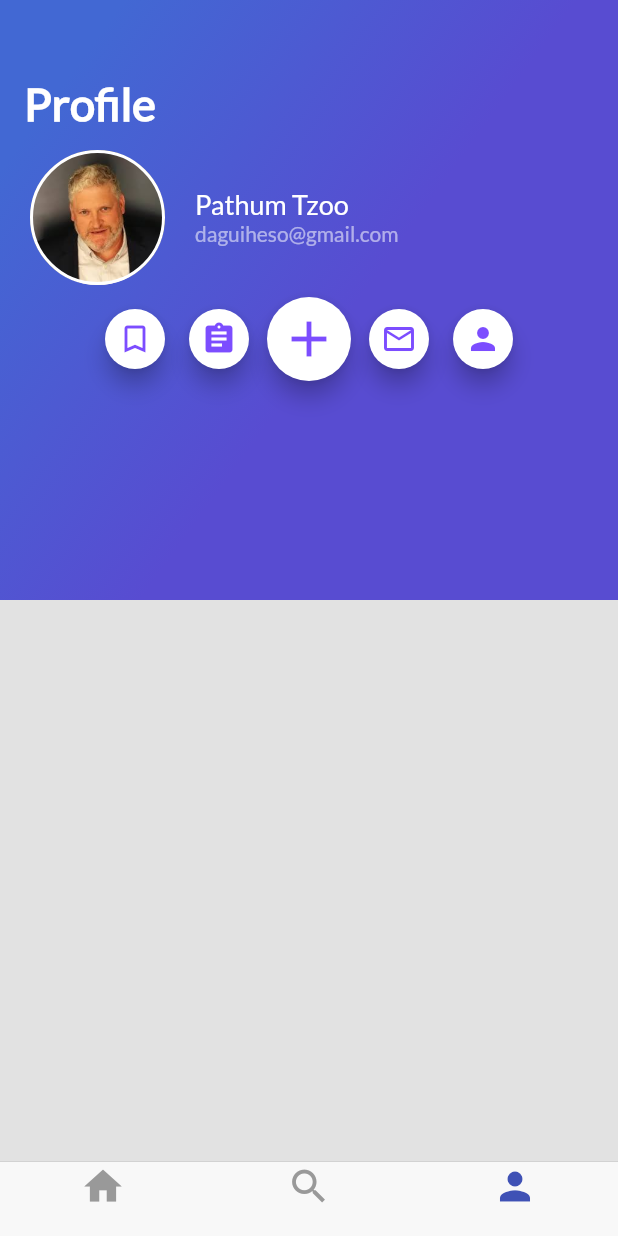
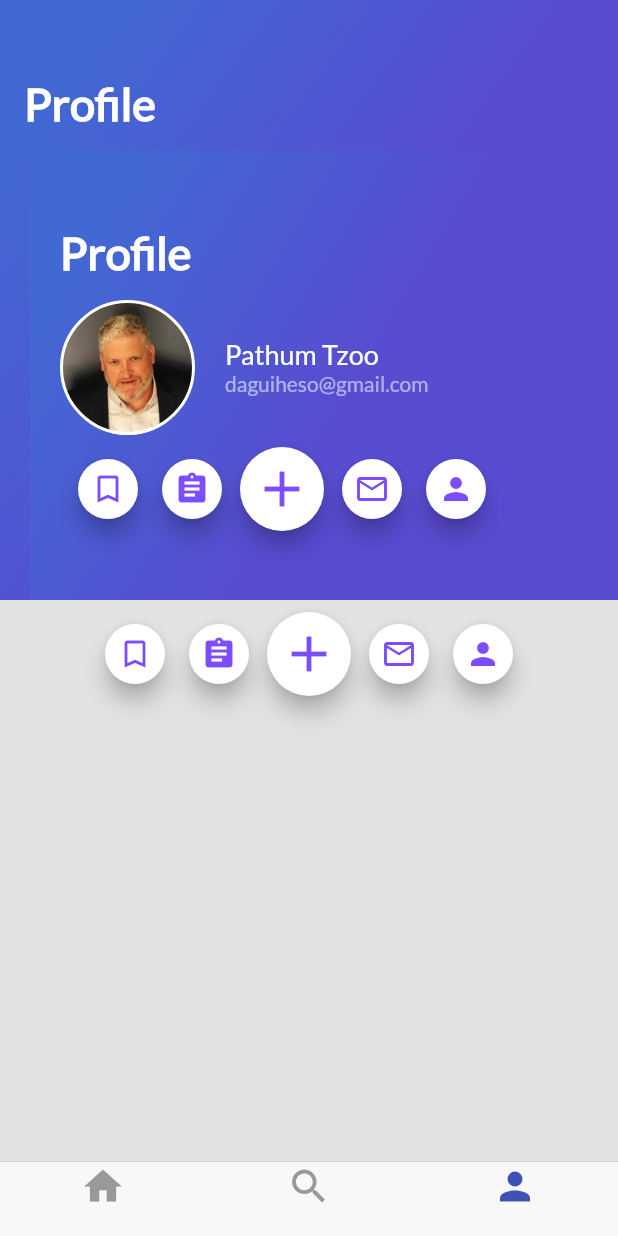
Before and after one commit to daguiheso/flutter-full-app, a Flutter app: the screen it shows after launch, item 3 of the bottom bar chosen, on a phone screen of 412 x 824 dp. Run offline on Flutter 3.47's test engine with Material 2 defaults, Android fonts, the phone set to English and light mode, and no system bars.

Commit message:
Create ProfileInfo widget and refactor HeaderProfile

```diff
--- a/lib/profile/header_profile.dart
+++ b/lib/profile/header_profile.dart
@@ -1,43 +1,43 @@
 import 'package:flutter/material.dart';
+import 'package:hello_world_flutter/profile/profile_bar_actions.dart';
+import 'package:hello_world_flutter/profile/profile_info.dart';
 
 class HeaderProfile extends StatelessWidget {
   @override
   Widget build(BuildContext context) {
-    final perfilPhoto = Container(
-      margin: EdgeInsets.only(right: 20),
-      width: 90,
-      height: 90,
-      decoration: BoxDecoration(
-        border: Border.all(color: Colors.white, width: 2),
-        shape: BoxShape.circle,
-        image: DecorationImage(
-          fit: BoxFit.cover,
-          image: AssetImage('assets/img/profile.jpeg'),
-        )
+    final title = Container(
+      margin: EdgeInsets.only(bottom: 14),
+      child: Text(
+        'Profile',
+        style: TextStyle(
+          color: Colors.white,
+          fontWeight: FontWeight.bold,
+          fontSize: 30,
+          fontFamily: 'Lato'
+        ),
       ),
     );
 
-    final perfilDescription = Column(
-      crossAxisAlignment: CrossAxisAlignment.start,
-      children: <Widget>[
-        Text(
-          'Pathum Tzoo',
-          style: TextStyle(
-            color: Colors.white,
-            fontSize: 18,
-            fontWeight: FontWeight.w500,
-            fontFamily: 'Lato',
-          ),
-        ),
-        Text(
-          'daguiheso@gmail.com',
-          style: TextStyle(color: Colors.white54, fontFamily: 'Lato'),
+    return Container(
+      height: 300,
+      padding: EdgeInsets.only(top: 50, left: 20, right: 20),
+      decoration: BoxDecoration(
+        gradient: LinearGradient(
+          colors: [Color(0xFF4268D3), Color(0xFF584CD1)],
+          begin: FractionalOffset(0.2, 0),
+          end: FractionalOffset(1, 0.6),
+          stops: [0, 0.6],
+          tileMode: TileMode.clamp
         )
-      ],
-    );
-
-    return Row(
-      children: <Widget>[perfilPhoto, perfilDescription],
+      ),
+      child: Column(
+        crossAxisAlignment: CrossAxisAlignment.start,
+        children: <Widget>[
+          title,
+          ProfileInfo(),
+          ProfileBarActions(),
+        ],
+      ),
     );
   }
 
--- /dev/null
+++ b/lib/profile/profile_info.dart
@@ -0,0 +1,45 @@
+import 'package:flutter/material.dart';
+import 'package:hello_world_flutter/profile/header_profile.dart';
+import 'package:hello_world_flutter/profile/profile_bar_actions.dart';
+
+class ProfileInfo extends StatelessWidget {
+  @override
+  Widget build(BuildContext context) {
+    final perfilPhoto = Container(
+      margin: EdgeInsets.only(right: 20),
+      width: 90,
+      height: 90,
+      decoration: BoxDecoration(
+        border: Border.all(color: Colors.white, width: 2),
+        shape: BoxShape.circle,
+        image: DecorationImage(
+          fit: BoxFit.cover,
+          image: AssetImage('assets/img/profile.jpeg'),
+        )
+      ),
+    );
+
+    final perfilDescription = Column(
+      crossAxisAlignment: CrossAxisAlignment.start,
+      children: <Widget>[
+        Text(
+          'Pathum Tzoo',
+          style: TextStyle(
+            color: Colors.white,
+            fontSize: 18,
+            fontWeight: FontWeight.w500,
+            fontFamily: 'Lato',
+          ),
+        ),
+        Text(
+          'daguiheso@gmail.com',
+          style: TextStyle(color: Colors.white54, fontFamily: 'Lato'),
+        )
+      ],
+    );
+
+    return Row(
+      children: <Widget>[perfilPhoto, perfilDescription],
+    );
+  }
+}
```
